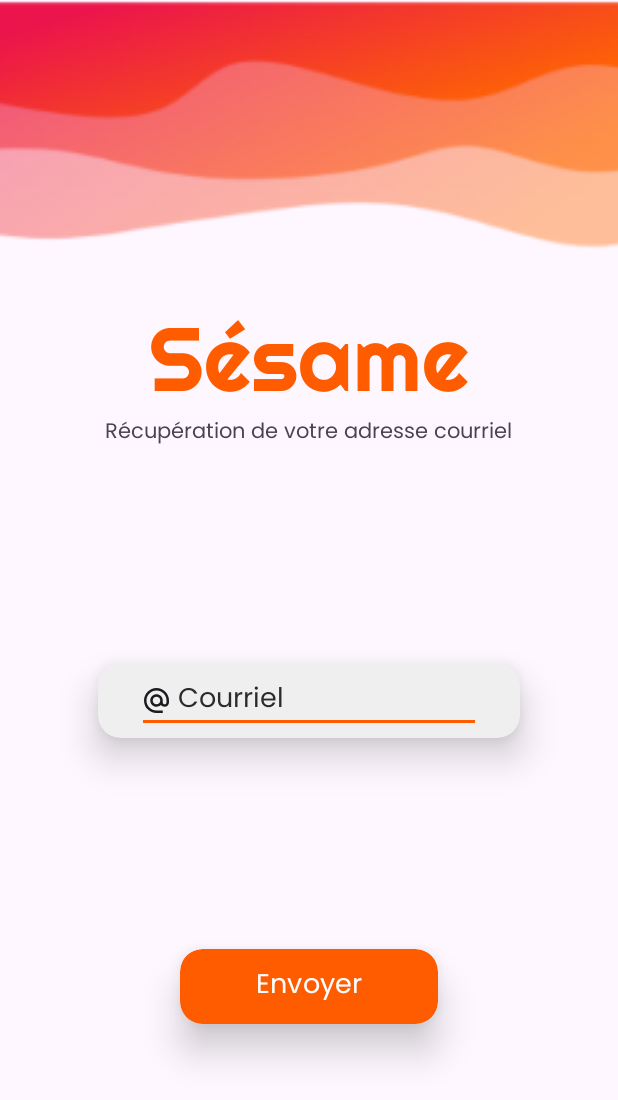
After one commit to ScribeQc/Sesame-AndroidApp, an Android app: the layout email_recup.xml on its own in the app's theme, with its tools: preview values and no code run, on a phone screen of 412 x 824 dp. The commit adds this screen. Shown: the top 1100 px of the screen. Run offline under Robolectric (Android 15) with nearby library versions, the phone set to English and light mode, and no system bars.

Commit message:
Create data recuperation
Email & password recuparation layouts done, lockSchedule recyclerView done + other frontend adjustments

```diff
--- a/app/build.gradle
+++ b/app/build.gradle
@@ -30,6 +30,9 @@ android {
 
 dependencies {
 
+    implementation 'com.squareup.retrofit2:retrofit:2.9.0'
+    implementation 'com.squareup.retrofit2:converter-gson:2.9.0'
+    implementation 'com.squareup.picasso:picasso:2.8'
     implementation 'androidx.appcompat:appcompat:1.4.1'
     implementation 'com.google.android.material:material:1.5.0'
     implementation 'androidx.constraintlayout:constraintlayout:2.1.3'
--- a/app/src/main/AndroidManifest.xml
+++ b/app/src/main/AndroidManifest.xml
@@ -1,6 +1,8 @@
 <?xml version="1.0" encoding="utf-8"?>
 <manifest xmlns:android="http://schemas.android.com/apk/res/android"
     xmlns:tools="http://schemas.android.com/tools">
+
+    <uses-permission android:name="android.permission.INTERNET" />
 
     <application
         android:allowBackup="true"
--- a/app/src/main/java/com/example/sesamefrontend/classes/AdapterList.java
+++ b/app/src/main/java/com/example/sesamefrontend/classes/AdapterList.java
@@ -14,20 +14,20 @@ import com.example.sesamefrontend.R;
 import java.util.List;
 
 public class AdapterList extends RecyclerView.Adapter<AdapterList.ViewHolder>{
+    // VARIABLES
     TextView tvInOrOut, tvDate, tvTime;
     ImageView ivPet;
-
     public interface InterfacePetActivity {
         public void clickManager(int position, PetActivity petActivity);
     }
     InterfacePetActivity interfacePetActivity;
     List<PetActivity> listPetActivity;
-
     public AdapterList(List<PetActivity> listPetActivity, InterfacePetActivity interfacePetActivity) {
         this.listPetActivity = listPetActivity;
         this.interfacePetActivity = interfacePetActivity;
     }
 
+    // METHODS
     @NonNull
     @Override
     public ViewHolder onCreateViewHolder(@NonNull ViewGroup parent, int viewType) {
--- /dev/null
+++ b/app/src/main/res/layout/email_recup.xml
@@ -0,0 +1,117 @@
+<?xml version="1.0" encoding="utf-8"?>
+<androidx.constraintlayout.widget.ConstraintLayout xmlns:android="http://schemas.android.com/apk/res/android"
+    xmlns:app="http://schemas.android.com/apk/res-auto"
+    xmlns:tools="http://schemas.android.com/tools"
+    android:layout_width="match_parent"
+    android:layout_height="match_parent"
+    android:textAlignment="center"
+    tools:context=".MainActivity">
+
+    <ImageView
+        android:id="@+id/imageView"
+        android:layout_width="wrap_content"
+        android:layout_height="90dp"
+        android:layout_marginStart="125dp"
+        android:layout_marginEnd="126dp"
+        android:layout_marginBottom="8dp"
+        android:scaleX="2.6"
+        android:scaleY="2.6"
+        app:layout_constraintBottom_toBottomOf="parent"
+        app:layout_constraintEnd_toEndOf="parent"
+        app:layout_constraintHorizontal_bias="0.0"
+        app:layout_constraintStart_toStartOf="parent"
+        app:layout_constraintTop_toTopOf="parent"
+        app:layout_constraintVertical_bias="0.061"
+        app:srcCompat="@mipmap/wave_fg_layer" />
+
+    <TextView
+        android:id="@+id/tvTitle"
+        android:layout_width="wrap_content"
+        android:layout_height="wrap_content"
+        android:fontFamily="@font/righteous"
+        android:text="Sésame"
+        android:textColor="@color/orange"
+        android:textColorHighlight="@color/orange"
+        android:textColorHint="@color/orange"
+        android:textColorLink="@color/orange"
+        android:textSize="60sp"
+        app:layout_constraintBottom_toBottomOf="parent"
+        app:layout_constraintEnd_toEndOf="parent"
+        app:layout_constraintStart_toStartOf="parent"
+        app:layout_constraintTop_toBottomOf="@+id/imageView"
+        app:layout_constraintVertical_bias="0.110000014" />
+
+    <TextView
+        android:id="@+id/textView"
+        android:layout_width="wrap_content"
+        android:layout_height="wrap_content"
+        android:fontFamily="@font/poppins"
+        android:text="Récupération de votre adresse courriel"
+        app:layout_constraintEnd_toEndOf="parent"
+        app:layout_constraintHorizontal_bias="0.497"
+        app:layout_constraintStart_toStartOf="parent"
+        app:layout_constraintTop_toBottomOf="@+id/tvTitle" />
+
+    <androidx.cardview.widget.CardView
+        android:id="@+id/inputEmail"
+        android:layout_width="match_parent"
+        android:layout_height="wrap_content"
+        android:layout_marginHorizontal="65dp"
+        app:cardBackgroundColor="@color/gray"
+        app:cardCornerRadius="15dp"
+        app:cardElevation="15dp"
+        app:layout_constraintBottom_toTopOf="@+id/btCard"
+        app:layout_constraintEnd_toEndOf="parent"
+        app:layout_constraintStart_toStartOf="parent"
+        app:layout_constraintTop_toBottomOf="@+id/textView">
+
+        <EditText
+            android:id="@+id/etEmail"
+            android:layout_width="wrap_content"
+            android:layout_height="match_parent"
+            android:layout_marginStart="20dp"
+            android:background="@drawable/custom_input"
+            android:drawableLeft="@drawable/alternate_email"
+            android:drawablePadding="5dp"
+            android:ems="10"
+            android:fontFamily="@font/poppins"
+            android:hint="Courriel"
+            android:inputType="text"
+            android:padding="10dp"
+            android:textAlignment="gravity"
+            android:textColorHint="@color/black" />
+
+        <View
+            android:id="@+id/dividerEmail"
+            android:layout_width="match_parent"
+            android:layout_height="2dp"
+            android:layout_marginHorizontal="30dp"
+            android:background="@color/orange"
+            android:translationY="38dp" />
+    </androidx.cardview.widget.CardView>
+
+
+    <androidx.cardview.widget.CardView
+        android:id="@+id/btCard"
+        android:layout_width="match_parent"
+        android:layout_height="wrap_content"
+        android:layout_marginHorizontal="120dp"
+        android:background="@drawable/custom_input"
+        app:cardBackgroundColor="@color/orange"
+        app:cardCornerRadius="15dp"
+        app:cardElevation="15dp"
+        app:layout_constraintBottom_toBottomOf="parent"
+        app:layout_constraintEnd_toEndOf="parent"
+        app:layout_constraintStart_toStartOf="parent"
+        app:layout_constraintTop_toBottomOf="@+id/inputEmail">
+
+        <Button
+            android:id="@+id/btLogin"
+            android:layout_width="match_parent"
+            android:layout_height="match_parent"
+            android:backgroundTint="@color/orange"
+            android:fontFamily="@font/poppins"
+            android:text="Envoyer"
+            android:textSize="18sp" />
+    </androidx.cardview.widget.CardView>
+</androidx.constraintlayout.widget.ConstraintLayout>
--- a/app/src/main/res/layout/schedule_rv_layout.xml
+++ b/app/src/main/res/layout/lock_schedule_rv.xml
@@ -172,7 +172,7 @@
                     android:orientation="horizontal">
 
                     <TextView
-                        android:id="@+id/tvBeginTime"
+                        android:id="@+id/tvStartTime"
                         android:layout_width="wrap_content"
                         android:layout_height="wrap_content"
                         android:layout_weight="1"
```
Also changed, not shown: app/src/main/java/com/example/sesamefrontend/classes/LockSchedule.java (added, +35 -0 lines), app/src/main/java/com/example/sesamefrontend/classes/LockScheduleAdapterList.java (added, +90 -0 lines), app/src/main/java/com/example/sesamefrontend/classes/ScheduleAdapterList.java (deleted, +0 -24 lines), app/src/main/res/layout/add_lock_schedule.xml (renamed from app/src/main/res/layout/add_schedule.xml, +5 -5 lines), app/src/main/res/layout/password_recup.xml (added, +156 -0 lines), app/src/main/res/layout/lock_schedule.xml (renamed from app/src/main/res/layout/schedule.xml).
